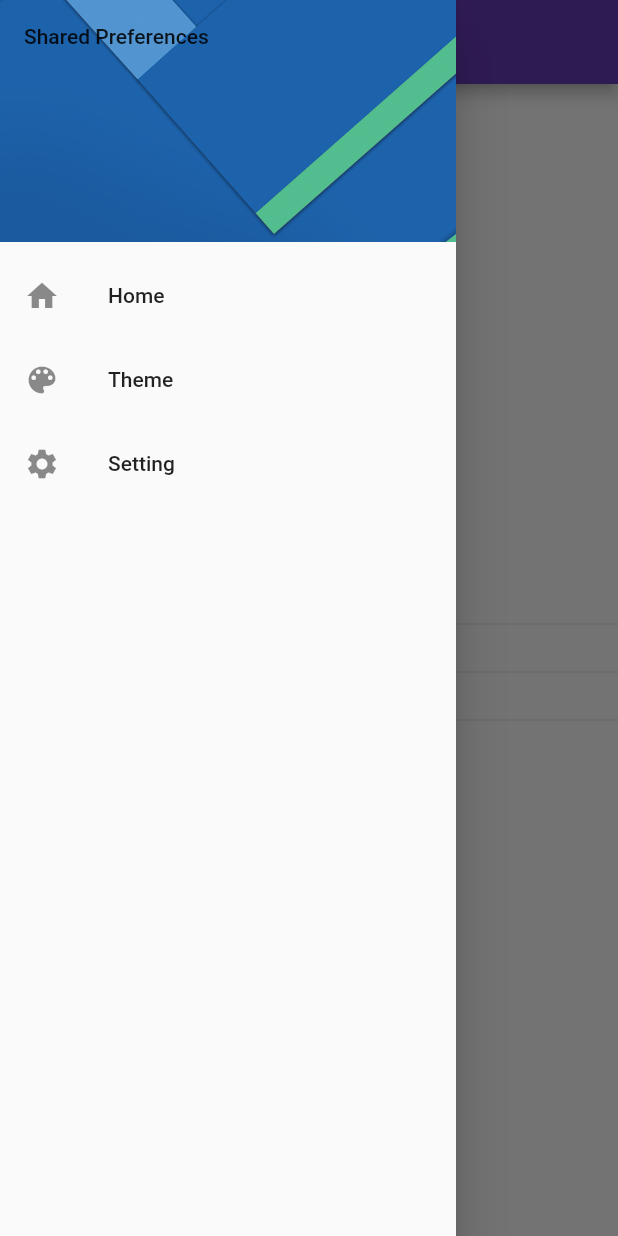
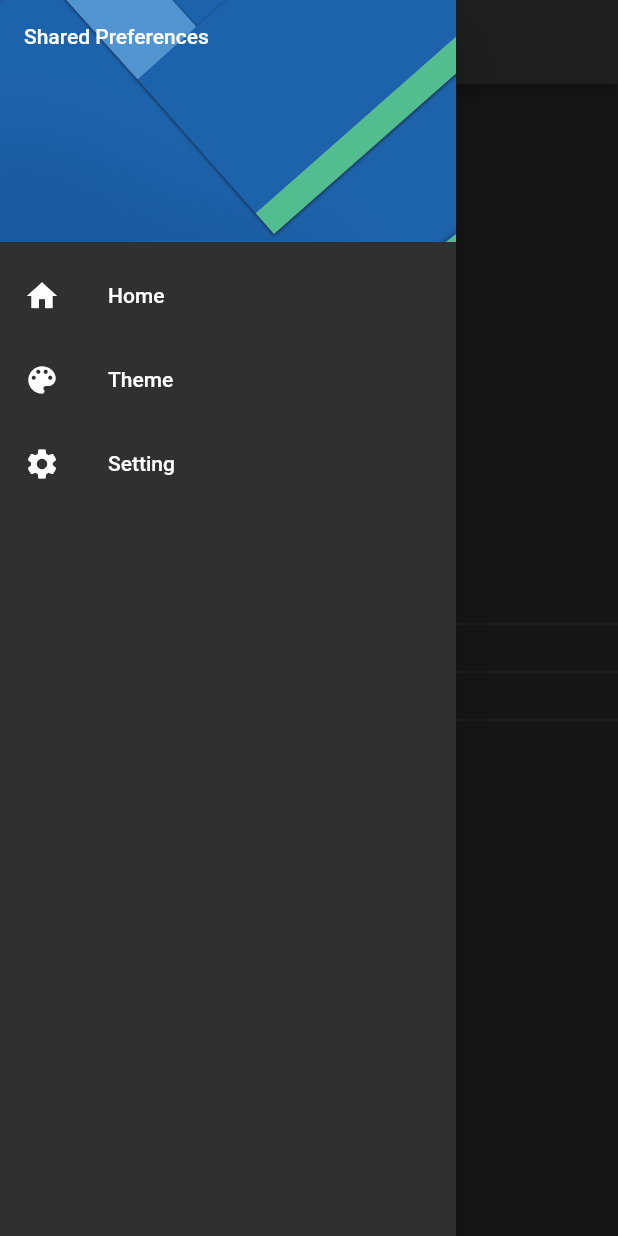
Before and after one commit to manuelduarte077/preferences_app, a Flutter app: the screen it shows after launch, with the side drawer open, on a phone screen of 412 x 824 dp. Run offline on Flutter 3.47's test engine with Material 2 defaults, Android fonts, the phone set to English and light mode, and no system bars; our stand-ins replace shared_preferences.

```diff
--- a/lib/app/app.dart
+++ b/lib/app/app.dart
@@ -13,9 +13,7 @@ class MyApp extends StatelessWidget {
         HomeScreen.routeName: (context) => const HomeScreen(),
         SettingScreen.routeName: (context) => const SettingScreen(),
       },
-      theme: ThemeData(
-        primarySwatch: Colors.deepPurple,
-      ),
+      theme: ThemeData.dark(),
     );
   }
 }
--- a/lib/main.dart
+++ b/lib/main.dart
@@ -1,6 +1,11 @@
 import 'package:flutter/material.dart';
 import 'package:preferences_app/app/app.dart';
+import 'package:preferences_app/shared/shared_preferences.dart';
 
-void main() {
+void main() async {
+  WidgetsFlutterBinding.ensureInitialized();
+
+  // Asi puedo usar mis preferencias de manera global
+  await Preferences.init();
   runApp(const MyApp());
 }
--- /dev/null
+++ b/lib/shared/shared_preferences.dart
@@ -0,0 +1,16 @@
+import 'package:shared_preferences/shared_preferences.dart';
+
+class Preferences {
+  //  Crearme las preferencias
+  static late SharedPreferences _prefs;
+
+  // Prppiedades
+  static String _name = '';
+  static bool _isDarkMode = false;
+  static int _gender = 1;
+
+  // Exponerlos mediante getter y setter
+  static Future init() async {
+    final _prefs = await SharedPreferences.getInstance();
+  }
+}
```
Also changed, not shown: pubspec.yaml (+4 -4 lines), pubspec.lock, 6 other files.
